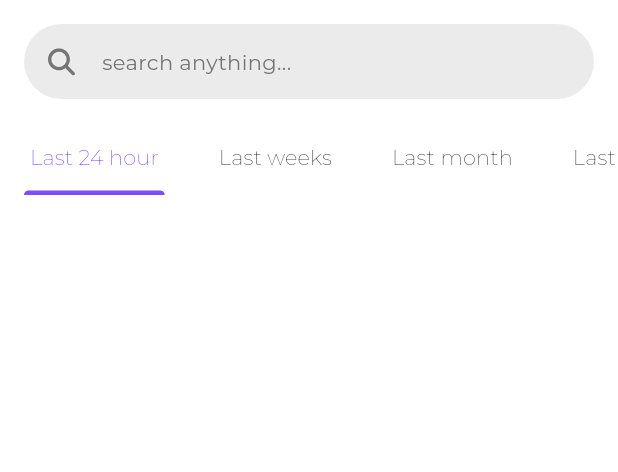
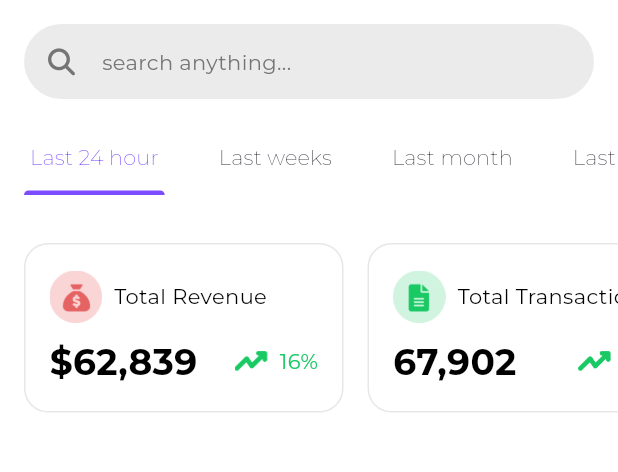
Before and after one commit to ales-dev-studio/Flutter-Responsive-Admin-Panel, a Flutter app: the screen it shows after launch, on a phone screen of 412 x 824 dp, the part 96-568 px from its top. Run offline on Flutter 3.47's test engine with Material 3 defaults, Android fonts, the phone set to English and light mode, and no system bars; our stand-ins replace bloc, flutter_bloc, font_awesome_flutter, google_fonts.

Commit message:
Implement the statistics section

```diff
--- a/lib/dashboard_screen.dart
+++ b/lib/dashboard_screen.dart
@@ -8,6 +8,7 @@ import 'package:flutter_responsive_admin_panel/widgets/app_bordered_icon_button.
 import 'package:flutter_responsive_admin_panel/widgets/app_search_bar.dart';
 import 'package:flutter_responsive_admin_panel/widgets/date_filter_section.dart';
 import 'package:flutter_responsive_admin_panel/widgets/drawer_menu.dart';
+import 'package:flutter_responsive_admin_panel/widgets/stat_section.dart';
 import 'package:flutter_responsive_admin_panel/widgets/user_profile_image.dart';
 import 'package:font_awesome_flutter/font_awesome_flutter.dart';
 
@@ -62,6 +63,8 @@ class DashboardScreen extends StatelessWidget {
                       centerWidget: AppSearchBar(),
                     ),
                   DateFilterSection(),
+                  SizedBox.shrink(),
+                  StatSection(),
                 ],
               ),
             ),
--- /dev/null
+++ b/lib/widgets/stat_card.dart
@@ -0,0 +1,79 @@
+import 'package:flutter/material.dart';
+import 'package:flutter_responsive_admin_panel/theme/dimens.dart';
+import 'package:flutter_responsive_admin_panel/theme/theme.dart';
+import 'package:flutter_responsive_admin_panel/widgets/containers/bordered_container.dart';
+
+enum StatStatus { ascending, descending }
+
+class StatCard extends StatelessWidget {
+  const StatCard({
+    super.key,
+    required this.iconPath,
+    required this.title,
+    required this.amount,
+    required this.status,
+    required this.percentageChange,
+  });
+
+  final String iconPath;
+  final String title;
+  final String amount;
+  final StatStatus status;
+  final String percentageChange;
+
+  @override
+  Widget build(BuildContext context) {
+    return BorderedContainer(
+      width: 213,
+      height: 113,
+      padding: EdgeInsets.all(Dimens.largePadding),
+      margin: EdgeInsets.only(left: Dimens.largePadding),
+      child: Column(
+        mainAxisAlignment: MainAxisAlignment.spaceEvenly,
+        spacing: Dimens.padding,
+        children: [
+          Row(
+            spacing: Dimens.padding,
+            mainAxisAlignment: MainAxisAlignment.start,
+            children: [
+              Image.asset(iconPath, width: 35, height: 35),
+              Text(title),
+            ],
+          ),
+          Row(
+            mainAxisAlignment: MainAxisAlignment.spaceBetween,
+            children: [
+              Text(
+                amount,
+                style: context.theme.appTypography.headlineSmall.copyWith(
+                  fontWeight: FontWeight.bold,
+                ),
+              ),
+              Row(
+                mainAxisAlignment: MainAxisAlignment.start,
+                spacing: Dimens.padding,
+                children: [
+                  Image.asset(
+                    status == StatStatus.ascending
+                        ? 'assets/images/increase.png'
+                        : 'assets/images/decrease.png',
+                    width: 22,
+                  ),
+                  Text(
+                    percentageChange,
+                    style: TextStyle(
+                      color:
+                          status == StatStatus.ascending
+                              ? Color(0xff19C964)
+                              : Colors.red,
+                    ),
+                  ),
+                ],
+              ),
+            ],
+          ),
+        ],
+      ),
+    );
+  }
+}
--- /dev/null
+++ b/lib/widgets/stat_section.dart
@@ -0,0 +1,49 @@
+import 'package:flutter/material.dart';
+import 'package:flutter_responsive_admin_panel/widgets/app_scroll_bar.dart';
+import 'package:flutter_responsive_admin_panel/widgets/stat_card.dart';
+
+class StatSection extends StatelessWidget {
+  const StatSection({super.key});
+
+  @override
+  Widget build(BuildContext context) {
+    final ScrollController controller = ScrollController();
+    return SizedBox(
+      height: 113,
+      child: AppScrollBar(controller: controller, child: ListView(
+        scrollDirection: Axis.horizontal,
+        controller: controller,
+        children: [
+          StatCard(
+            iconPath: 'assets/images/total-revenue.png',
+            title: 'Total Revenue',
+            amount: '\$62,839',
+            status: StatStatus.ascending,
+            percentageChange: '16%',
+          ),
+          StatCard(
+            iconPath: 'assets/images/total-transactions.png',
+            title: 'Total Transactions',
+            amount: '67,902',
+            status: StatStatus.ascending,
+            percentageChange: '16%',
+          ),
+          StatCard(
+            iconPath: 'assets/images/total-customers.png',
+            title: 'Total Customers',
+            amount: '43,456',
+            status: StatStatus.descending,
+            percentageChange: '0.4%',
+          ),
+          StatCard(
+            iconPath: 'assets/images/total-products.png',
+            title: 'Total Products',
+            amount: '256,600',
+            status: StatStatus.ascending,
+            percentageChange: '16%',
+          ),
+        ],
+      )),
+    );
+  }
+}
```
Also changed, not shown: 1 other file.
